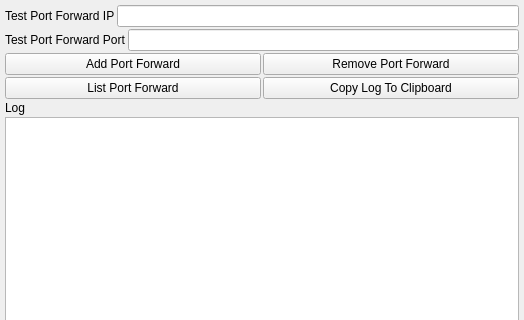
Old version of the form nolimitgui/CommonSrc/Forms/AppletTestUpnp.ui in the repository nolimitconnect/NoLimitConnect; both pictures show x 0 to 524 and y 0 to 320 of the 524 by 590 pixel window.
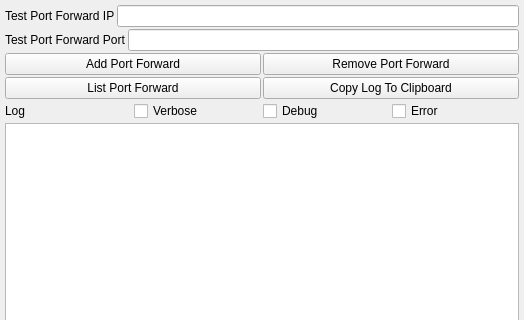
New version of the form.

Commit message: update libminiupnp and add AppletTestUpnp

What changed in the file:
```diff
--- a/nolimitgui/CommonSrc/Forms/AppletTestUpnp.ui
+++ b/nolimitgui/CommonSrc/Forms/AppletTestUpnp.ui
@@ -118,11 +118,36 @@
     </layout>
    </item>
    <item>
+    <layout class="QHBoxLayout" name="horizontalLayout_2">
+     <item>
     <widget class="QLabel" name="label_5">
      <property name="text">
       <string>Log</string>
      </property>
     </widget>
+     </item>
+     <item>
+      <widget class="QCheckBox" name="m_VerboseCheckBox">
+       <property name="text">
+        <string>Verbose</string>
+       </property>
+      </widget>
+     </item>
+     <item>
+      <widget class="QCheckBox" name="m_DebugCheckBox">
+       <property name="text">
+        <string>Debug</string>
+       </property>
+      </widget>
+     </item>
+     <item>
+      <widget class="QCheckBox" name="m_ErrorCheckBox">
+       <property name="text">
+        <string>Error</string>
+       </property>
+      </widget>
+     </item>
+    </layout>
    </item>
    <item>
     <widget class="QPlainTextEdit" name="m_LogPlainTextEdit"/>
```
Lines whose indentation alone changed are shown as unchanged. The commit also changes 67 other files.
